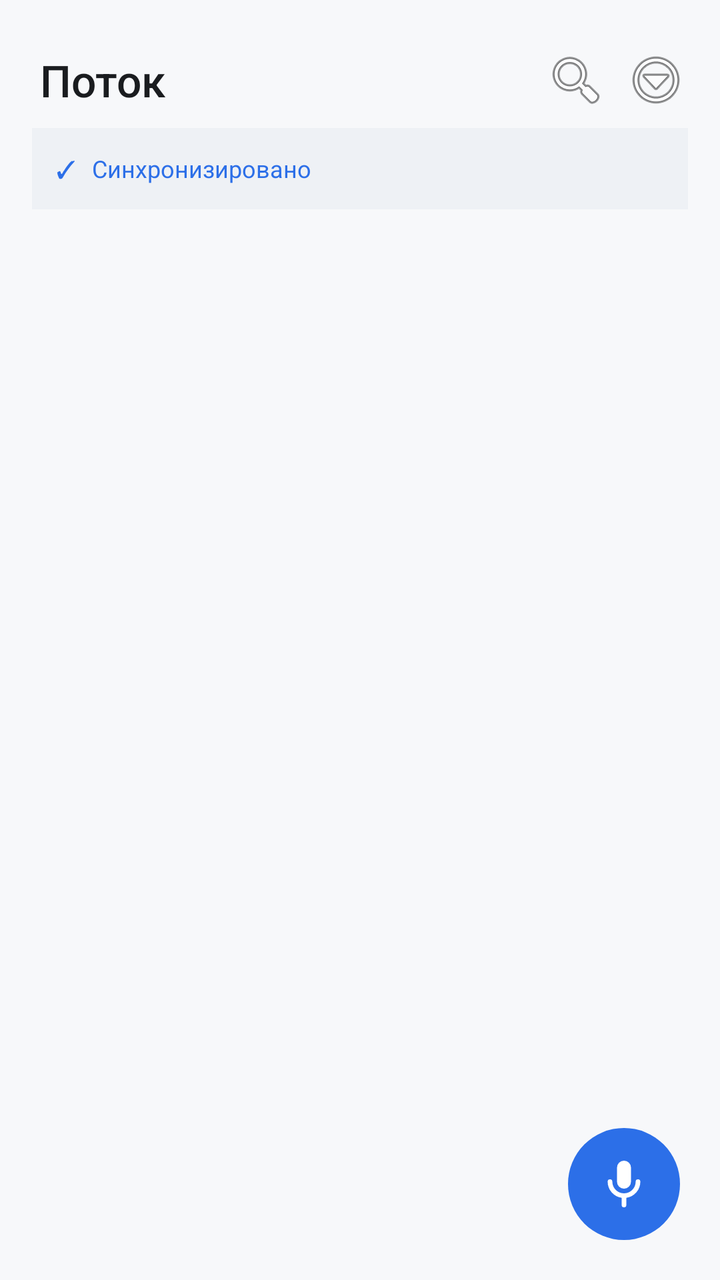
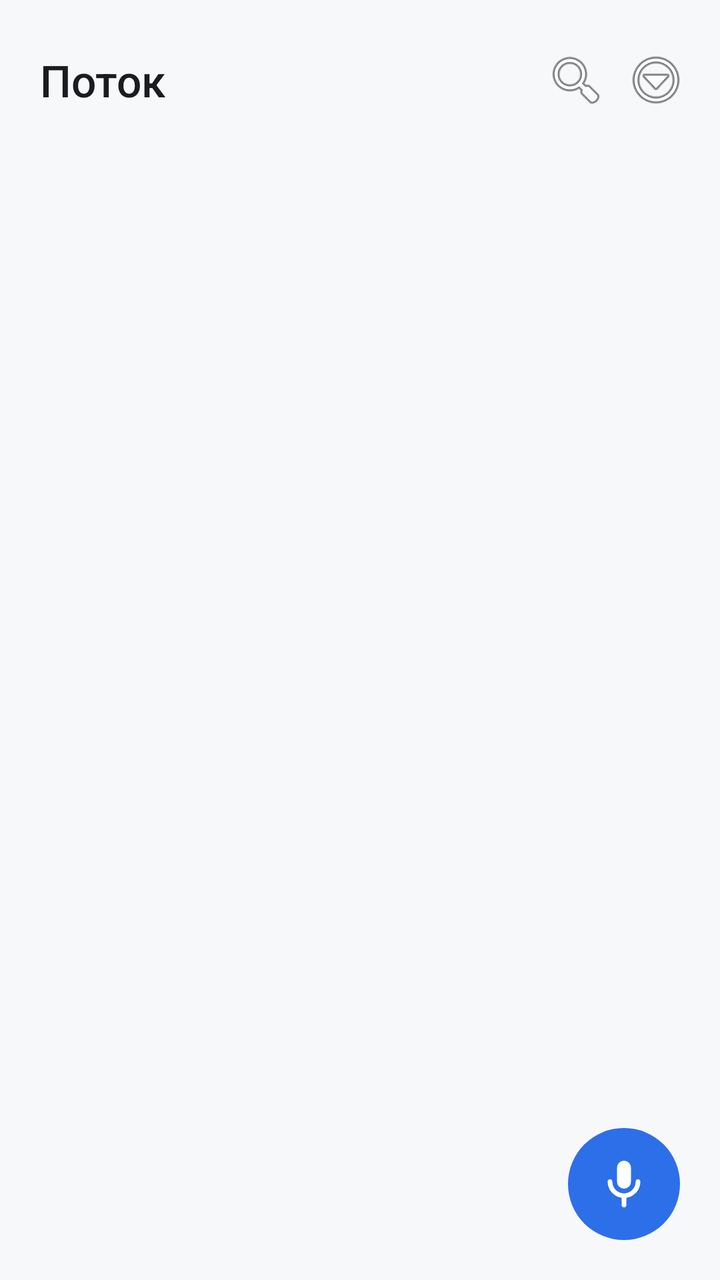

The first picture is an Android layout as it rendered before a commit; the second is the same layout after the commit. The layout source and the unified diff follow.
<!-- AndroidManifest.xml: application theme Theme.VoiceNotes -->
<!-- res/layout/activity_main.xml -->
<?xml version="1.0" encoding="utf-8"?>
<FrameLayout xmlns:android="http://schemas.android.com/apk/res/android"
    android:layout_width="match_parent"
    android:layout_height="match_parent"
    android:background="@color/bg_app">

    <LinearLayout
        android:layout_width="match_parent"
        android:layout_height="match_parent"
        android:orientation="vertical">

        <LinearLayout
            android:layout_width="match_parent"
            android:layout_height="wrap_content"
            android:orientation="horizontal"
            android:paddingLeft="20dp"
            android:paddingRight="12dp"
            android:paddingTop="20dp"
            android:paddingBottom="4dp"
            android:gravity="center_vertical">

            <TextView
                android:layout_width="0dp"
                android:layout_height="wrap_content"
                android:layout_weight="1"
                android:textAppearance="@style/TextAppearance.Potok.Headline"
                android:textColor="@color/text_primary"
                android:text="Поток" />

            <ImageButton
                android:id="@+id/searchBtn"
                android:layout_width="40dp"
                android:layout_height="40dp"
                android:background="?android:attr/selectableItemBackground"
                android:src="@android:drawable/ic_menu_search"
                android:scaleType="centerInside"
                android:contentDescription="Поиск" />

            <ImageButton
                android:id="@+id/overflowBtn"
                android:layout_width="40dp"
                android:layout_height="40dp"
                android:background="?android:attr/selectableItemBackground"
                android:src="@android:drawable/ic_menu_more"
                android:scaleType="centerInside"
                android:contentDescription="Меню" />
        </LinearLayout>

        <LinearLayout
            android:id="@+id/syncBanner"
            android:layout_width="match_parent"
            android:layout_height="wrap_content"
            android:orientation="horizontal"
            android:background="@color/sync_bg"
            android:padding="12dp"
            android:layout_marginLeft="16dp"
            android:layout_marginRight="16dp"
            android:layout_marginBottom="8dp"
            android:gravity="center_vertical">

            <TextView
                android:id="@+id/syncIcon"
                android:layout_width="wrap_content"
                android:layout_height="wrap_content"
                android:textAppearance="@style/TextAppearance.Potok.Caption"
                android:textColor="@color/cal_text"
                android:text="✓" />

            <TextView
                android:id="@+id/syncText"
                android:layout_width="match_parent"
                android:layout_height="wrap_content"
                android:layout_marginLeft="8dp"
                android:textAppearance="@style/TextAppearance.Potok.Caption"
                android:textColor="@color/sync_blue"
                android:text="Синхронизировано" />
        </LinearLayout>

        <HorizontalScrollView
            android:layout_width="match_parent"
            android:layout_height="wrap_content"
            android:paddingLeft="16dp"
            android:paddingRight="16dp"
            android:paddingBottom="8dp"
            android:scrollbars="none"
            android:fillViewport="true">

            <LinearLayout
                android:id="@+id/chipsRow"
                android:layout_width="wrap_content"
                android:layout_height="wrap_content"
                android:orientation="horizontal" />
        </HorizontalScrollView>

        <FrameLayout
            android:layout_width="match_parent"
            android:layout_height="0dp"
            android:layout_weight="1">

            <ListView
                android:id="@+id/notes"
                android:layout_width="match_parent"
                android:layout_height="match_parent"
                android:divider="@color/divider"
                android:dividerHeight="1dp"
                android:paddingLeft="0dp"
                android:paddingRight="0dp"
                android:paddingBottom="96dp"
                android:clipToPadding="false"
                android:scrollbars="none" />

            <TextView
                android:id="@+id/empty"
                android:layout_width="match_parent"
                android:layout_height="wrap_content"
                android:layout_gravity="center"
                android:text="🎤 Нажмите микрофон\nили скажите на часах"
                android:textAppearance="@style/TextAppearance.Potok.Title"
                android:textColor="@color/text_secondary"
                android:gravity="center"
                android:padding="32dp"
                android:lineSpacingExtra="4dp"
                android:visibility="gone" />
        </FrameLayout>
    </LinearLayout>

            <ImageButton
                android:id="@+id/recFab"
                android:layout_width="56dp"
                android:layout_height="56dp"
                android:layout_gravity="bottom|end"
                android:layout_margin="20dp"
                android:background="@drawable/bg_fab"
                android:src="@drawable/ic_mic"
                android:scaleType="center"
                android:contentDescription="Запись" />

            
            <LinearLayout
                android:id="@+id/recPill"
                android:layout_width="wrap_content"
                android:layout_height="40dp"
                android:layout_gravity="bottom|end"
                android:layout_marginRight="20dp"
                android:layout_marginBottom="88dp"
                android:orientation="horizontal"
                android:gravity="center_vertical"
                android:background="@drawable/bg_pill"
                android:paddingLeft="14dp"
                android:paddingRight="14dp"
                android:elevation="2dp"
                android:visibility="gone">

                <View
                    android:id="@+id/recLevelDot"
                    android:layout_width="8dp"
                    android:layout_height="8dp"
                    android:background="@drawable/bg_dot_green" />

                <TextView
                    android:id="@+id/recTimer"
                    android:layout_width="wrap_content"
                    android:layout_height="wrap_content"
                    android:layout_marginLeft="8dp"
                    android:textAppearance="@style/TextAppearance.Potok.Body"
                    android:textColor="@color/text_primary"
                    android:text="0:00" />
            </LinearLayout>
        </FrameLayout>
<!-- resources referenced by this layout -->
<resources>
  <color name="bg_app">#F7F8FA</color>
  <color name="cal_text">#2C6FE8</color>
  <color name="divider">#E1E4EA</color>
  <color name="sync_bg">#EEF1F5</color>
  <color name="sync_blue">#2C6FE8</color>
  <color name="text_primary">#1A1C1F</color>
  <color name="text_secondary">#5F6672</color>
  <!-- drawable bg_dot_green (drawable) -->
  <?xml version="1.0" encoding="utf-8"?>
  <shape xmlns:android="http://schemas.android.com/apk/res/android"
      android:shape="oval">
      <solid android:color="@color/rec_green" />
  </shape>
  <!-- drawable bg_fab (drawable) -->
  <?xml version="1.0" encoding="utf-8"?>
  <selector xmlns:android="http://schemas.android.com/apk/res/android">
      <item android:state_pressed="true">
          <shape android:shape="oval">
              <solid android:color="#1E5BC6" />
          </shape>
      </item>
      <item>
          <shape android:shape="oval">
              <solid android:color="@color/accent_blue" />
          </shape>
      </item>
  </selector>
  <!-- drawable bg_pill (drawable) -->
  <?xml version="1.0" encoding="utf-8"?>
  <shape xmlns:android="http://schemas.android.com/apk/res/android"
      android:shape="rectangle">
      <solid android:color="@color/bg_card" />
      <corners android:radius="20dp" />
  </shape>
  <!-- drawable ic_mic (drawable) -->
  <?xml version="1.0" encoding="utf-8"?>
  <vector xmlns:android="http://schemas.android.com/apk/res/android"
      android:width="28dp"
      android:height="28dp"
      android:viewportWidth="24"
      android:viewportHeight="24">
      <path
          android:fillColor="#FFFFFF"
          android:pathData="M12,14a3,3 0 0 0 3,-3V5a3,3 0 0 0 -6,0v6a3,3 0 0 0 3,3z M19,11a1,1 0 0 0 -2,0 5,5 0 0 1 -10,0 1,1 0 0 0 -2,0 7,7 0 0 0 6,6.92V21a1,1 0 0 0 2,0v-3.08A7,7 0 0 0 19,11z" />
  </vector>
  <style name="TextAppearance.Potok.Body">
          <item name="android:textSize">14sp</item>
          <item name="android:lineSpacingExtra">6dp</item>
          <item name="android:fontFamily">sans-serif</item>
      </style>
  <style name="TextAppearance.Potok.Caption">
          <item name="android:textSize">12sp</item>
          <item name="android:lineSpacingExtra">4dp</item>
          <item name="android:fontFamily">sans-serif</item>
      </style>
  <style name="TextAppearance.Potok.Headline">
          <item name="android:textSize">22sp</item>
          <item name="android:lineSpacingExtra">6dp</item>
          <item name="android:fontFamily">sans-serif-medium</item>
          <item name="android:textFontWeight" tools:targetApi="28">500</item>
      </style>
  <style name="TextAppearance.Potok.Title">
          <item name="android:textSize">16sp</item>
          <item name="android:lineSpacingExtra">8dp</item>
          <item name="android:fontFamily">sans-serif-medium</item>
          <item name="android:textFontWeight" tools:targetApi="28">500</item>
      </style>
  <style name="Theme.VoiceNotes" parent="android:Theme.Material.Light.DarkActionBar">
          <item name="android:colorPrimary">@color/primary</item>
          <item name="android:colorPrimaryDark">@color/primary_dark</item>
          <item name="android:colorAccent">@color/accent</item>
          <item name="android:statusBarColor">@color/primary_dark</item>
      </style>
  <color name="rec_green">#00E676</color>
  <color name="accent_blue">#2C6FE8</color>
  <color name="bg_card">#FFFFFF</color>
  <color name="primary">#2C6FE8</color>
  <color name="primary_dark">#1E5BC6</color>
  <color name="accent">#2C6FE8</color>
</resources>

<!-- the commit's change to res/layout/activity_main.xml (unified diff, before → after) -->
@@ -52,28 +52,27 @@
             android:layout_height="wrap_content"
             android:orientation="horizontal"
             android:background="@color/sync_bg"
-            android:padding="12dp"
-            android:layout_marginLeft="16dp"
-            android:layout_marginRight="16dp"
-            android:layout_marginBottom="8dp"
-            android:gravity="center_vertical">
+            android:padding="@dimen/space_m"
+            android:layout_marginLeft="@dimen/space_l"
+            android:layout_marginRight="@dimen/space_l"
+            android:layout_marginBottom="@dimen/space_s"
+            android:gravity="center_vertical"
+            android:visibility="gone">
 
             <TextView
                 android:id="@+id/syncIcon"
                 android:layout_width="wrap_content"
                 android:layout_height="wrap_content"
                 android:textAppearance="@style/TextAppearance.Potok.Caption"
-                android:textColor="@color/cal_text"
-                android:text="✓" />
+                android:textColor="@color/cal_text" />
 
             <TextView
                 android:id="@+id/syncText"
                 android:layout_width="match_parent"
                 android:layout_height="wrap_content"
-                android:layout_marginLeft="8dp"
+                android:layout_marginLeft="@dimen/space_s"
                 android:textAppearance="@style/TextAppearance.Potok.Caption"
-                android:textColor="@color/sync_blue"
-                android:text="Синхронизировано" />
+                android:textColor="@color/sync_blue" />
         </LinearLayout>
 
         <HorizontalScrollView
<!-- resource entries referenced after the edit -->
@@ -7,6 +7,9 @@
   <color name="sync_blue">#2C6FE8</color>
   <color name="text_primary">#1A1C1F</color>
   <color name="text_secondary">#5F6672</color>
+  <dimen name="space_l">16dp</dimen>
+  <dimen name="space_m">12dp</dimen>
+  <dimen name="space_s">8dp</dimen>
   <!-- drawable bg_dot_green (drawable) -->
   <?xml version="1.0" encoding="utf-8"?>
   <shape xmlns:android="http://schemas.android.com/apk/res/android"
